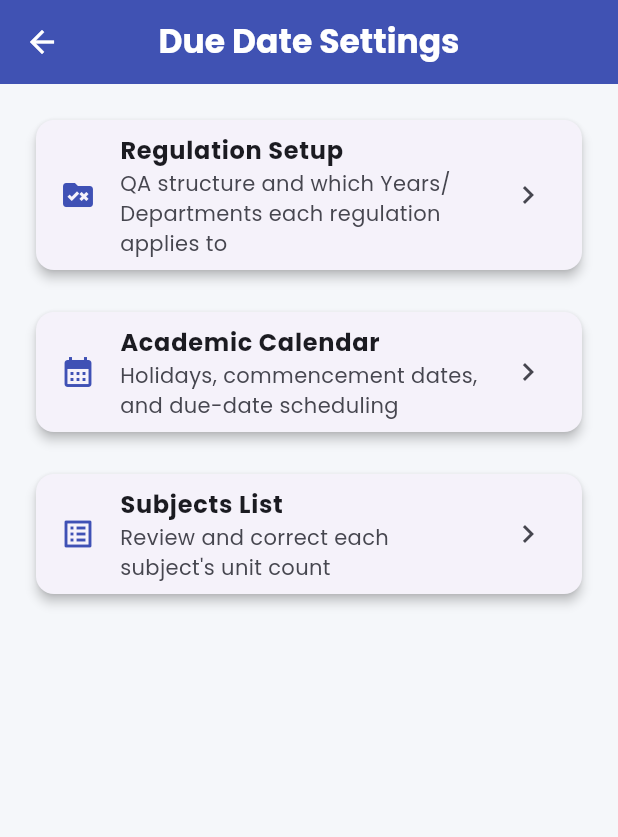
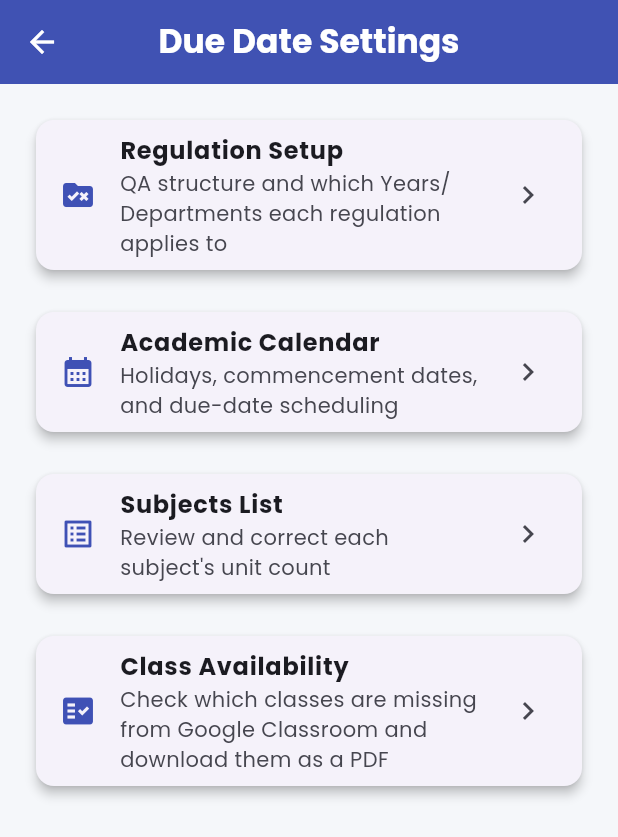
Before and after one commit to InzeeraZakariah/ACEW-Google-Classroom-Tracker-Updated, a Flutter app: the DeanSettingsScreen screen opened directly, on a phone screen of 412 x 824 dp. Shown: the top 837 px of the screen. Run offline on Flutter 3.47's test engine with Material 3 defaults, Android fonts, the phone set to English and light mode, and no system bars; our stand-ins replace data_table_2, flutter_spinkit, google_fonts; missing offline and left inert: file_saver; network calls fail.

Commit message:
Add Class Availability option to Dean Settings

```diff
--- a/frontend/lib/screens/dean_settings_screen.dart
+++ b/frontend/lib/screens/dean_settings_screen.dart
@@ -2,9 +2,10 @@ import 'package:flutter/material.dart';
 import 'regulation_screen.dart';
 import 'academic_calendar_screen.dart';
 import 'subject_list_screen.dart';
+import 'class_availability_screen.dart';
 
 // If your app already has a settings screen somewhere, add these
-// three ListTiles into it instead of using this file directly — this
+// four ListTiles into it instead of using this file directly — this
 // is a standalone hub in case you don't have one yet.
 class DeanSettingsScreen extends StatelessWidget {
   const DeanSettingsScreen({super.key});
@@ -39,6 +40,14 @@ class DeanSettingsScreen extends StatelessWidget {
             subtitle: "Review and correct each subject's unit count",
             builder: (_) => const SubjectsListScreen(),
           ),
+          const SizedBox(height: 12),
+          _tile(
+            context,
+            icon: Icons.fact_check,
+            title: "Class Availability",
+            subtitle: "Check which classes are missing from Google Classroom and download them as a PDF",
+            builder: (_) => const ClassAvailabilityScreen(),
+          ),
         ],
       ),
     );
```
